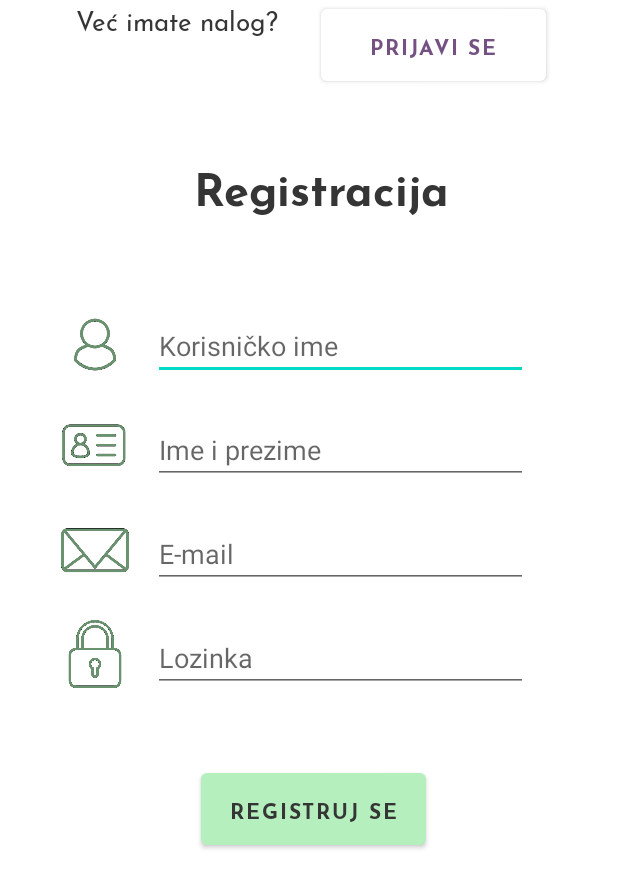
After one commit to apetrovic2/SkuciSe, an Android app: the layout registration.xml on its own in the app's theme, with its tools: preview values and no code run, on a phone screen of 412 x 824 dp. The commit adds this screen. Shown: the top 888 px of the screen. Run offline under Robolectric (Android 15) with nearby library versions, the phone set to English and light mode, and no system bars.

Commit message:
prijava/registracija

```diff
--- /dev/null
+++ b/SkuciSe/app/src/main/res/layout/registration.xml
@@ -0,0 +1,147 @@
+<?xml version="1.0" encoding="utf-8"?>
+<androidx.constraintlayout.widget.ConstraintLayout xmlns:android="http://schemas.android.com/apk/res/android"
+    xmlns:app="http://schemas.android.com/apk/res-auto"
+    xmlns:tools="http://schemas.android.com/tools"
+    android:layout_width="match_parent"
+    android:layout_height="match_parent">
+
+    <EditText
+        android:id="@+id/editTextTextPersonName"
+        android:layout_width="250dp"
+        android:layout_height="wrap_content"
+        android:layout_marginTop="208dp"
+        android:layout_marginEnd="60dp"
+        android:ems="10"
+        android:hint="Korisničko ime"
+        android:inputType="textPersonName"
+        app:layout_constraintEnd_toEndOf="parent"
+        app:layout_constraintTop_toTopOf="parent" />
+
+    <EditText
+        android:id="@+id/editTextTextPassword"
+        android:layout_width="250dp"
+        android:layout_height="wrap_content"
+        android:layout_marginTop="24dp"
+        android:layout_marginEnd="60dp"
+        android:ems="10"
+        android:hint="Lozinka"
+        android:inputType="textPassword"
+        app:layout_constraintEnd_toEndOf="parent"
+        app:layout_constraintTop_toBottomOf="@+id/editTextTextPersonName2" />
+
+    <TextView
+        android:id="@+id/textView"
+        android:layout_width="wrap_content"
+        android:layout_height="wrap_content"
+        android:layout_marginTop="100dp"
+        android:layout_marginEnd="112dp"
+        android:fontFamily="@font/josefinsans_bold"
+        android:text="Registracija"
+        android:textColor="#353535"
+        android:textSize="30dp"
+        app:layout_constraintEnd_toEndOf="parent"
+        app:layout_constraintTop_toTopOf="parent" />
+
+    <Button
+        android:id="@+id/button4"
+        android:layout_width="150dp"
+        android:layout_height="60dp"
+        android:layout_marginTop="48dp"
+        android:layout_marginEnd="128dp"
+        android:fontFamily="@font/josefinsans_bold"
+        android:text="Registruj se"
+        android:textColor="#353535"
+        app:backgroundTint="#b5efbd"
+        app:layout_constraintEnd_toEndOf="parent"
+        app:layout_constraintTop_toBottomOf="@+id/editTextTextPassword" />
+
+    <TextView
+        android:id="@+id/textView2"
+        android:layout_width="wrap_content"
+        android:layout_height="wrap_content"
+        android:layout_marginEnd="28dp"
+        android:fontFamily="@font/josefinregular"
+        android:text="Već imate nalog?"
+        android:textColor="#353535"
+        android:textSize="17dp"
+        app:layout_constraintEnd_toStartOf="@+id/button6"
+        tools:layout_editor_absoluteY="623dp" />
+
+    <Button
+        android:id="@+id/button6"
+        android:layout_width="150dp"
+        android:layout_height="60dp"
+        android:layout_marginEnd="48dp"
+        android:fontFamily="@font/josefinsans_bold"
+        android:text="Prijavi se"
+        android:textColor="#755082"
+        app:backgroundTint="@color/white"
+        app:layout_constraintEnd_toEndOf="parent"
+        tools:layout_editor_absoluteY="603dp" />
+
+    <EditText
+        android:id="@+id/editTextTextPersonName2"
+        android:layout_width="250dp"
+        android:layout_height="wrap_content"
+        android:layout_marginTop="24dp"
+        android:layout_marginEnd="60dp"
+        android:ems="10"
+        android:hint="E-mail"
+        android:inputType="textPersonName"
+        app:layout_constraintEnd_toEndOf="parent"
+        app:layout_constraintTop_toBottomOf="@+id/editTextTextPersonName3" />
+
+    <EditText
+        android:id="@+id/editTextTextPersonName3"
+        android:layout_width="250dp"
+        android:layout_height="wrap_content"
+        android:layout_marginTop="24dp"
+        android:layout_marginEnd="60dp"
+        android:ems="10"
+        android:hint="Ime i prezime"
+        android:inputType="textPersonName"
+        app:layout_constraintEnd_toEndOf="parent"
+        app:layout_constraintTop_toBottomOf="@+id/editTextTextPersonName" />
+
+    <ImageView
+        android:id="@+id/imageView"
+        android:layout_width="45dp"
+        android:layout_height="45dp"
+        android:layout_marginTop="24dp"
+        android:layout_marginEnd="16dp"
+        app:layout_constraintEnd_toStartOf="@+id/editTextTextPersonName3"
+        app:layout_constraintTop_toBottomOf="@+id/imageView2"
+        app:srcCompat="@drawable/card_green" />
+
+    <ImageView
+        android:id="@+id/imageView2"
+        android:layout_width="45dp"
+        android:layout_height="45dp"
+        android:layout_marginTop="60dp"
+        android:layout_marginEnd="16dp"
+        app:layout_constraintEnd_toStartOf="@+id/editTextTextPersonName"
+        app:layout_constraintTop_toBottomOf="@+id/textView"
+        app:srcCompat="@drawable/person_green" />
+
+    <ImageView
+        android:id="@+id/imageView3"
+        android:layout_width="45dp"
+        android:layout_height="45dp"
+        android:layout_marginTop="24dp"
+        android:layout_marginEnd="16dp"
+        app:layout_constraintEnd_toStartOf="@+id/editTextTextPersonName2"
+        app:layout_constraintTop_toBottomOf="@+id/imageView"
+        app:srcCompat="@drawable/letter_green" />
+
+    <ImageView
+        android:id="@+id/imageView4"
+        android:layout_width="45dp"
+        android:layout_height="45dp"
+        android:layout_marginTop="24dp"
+        android:layout_marginEnd="16dp"
+        app:layout_constraintEnd_toStartOf="@+id/editTextTextPassword"
+        app:layout_constraintTop_toBottomOf="@+id/imageView3"
+        app:srcCompat="@drawable/lock_green" />
+
+
+</androidx.constraintlayout.widget.ConstraintLayout>
```
Also changed, not shown: SkuciSe/app/src/main/res/layout/activity_main.xml (+7 -4 lines), SkuciSe/app/src/main/res/layout/login.xml (added, +105 -0 lines), SkuciSe/app/src/main/res/drawable-v24/card.png (added), SkuciSe/app/src/main/res/drawable-v24/card_green.png (added), SkuciSe/app/src/main/res/drawable-v24/letter.png (added), SkuciSe/app/src/main/res/drawable-v24/letter_green.png (added), SkuciSe/app/src/main/res/drawable-v24/lock.jpg (added), SkuciSe/app/src/main/res/drawable-v24/lock_green.jpg (added), SkuciSe/app/src/main/res/drawable-v24/person.png (added), SkuciSe/app/src/main/res/drawable-v24/person_green.png (added), SkuciSe/app/src/main/res/font/josefinregular.ttf (added), SkuciSe/app/src/main/res/font/josefinsans_bold.ttf (added), SkuciSe/app/src/main/res/font/josefinsans_bolditalic.ttf (added), SkuciSe/app/src/main/res/font/josefinsans_italic.ttf (added), 4 more files.
